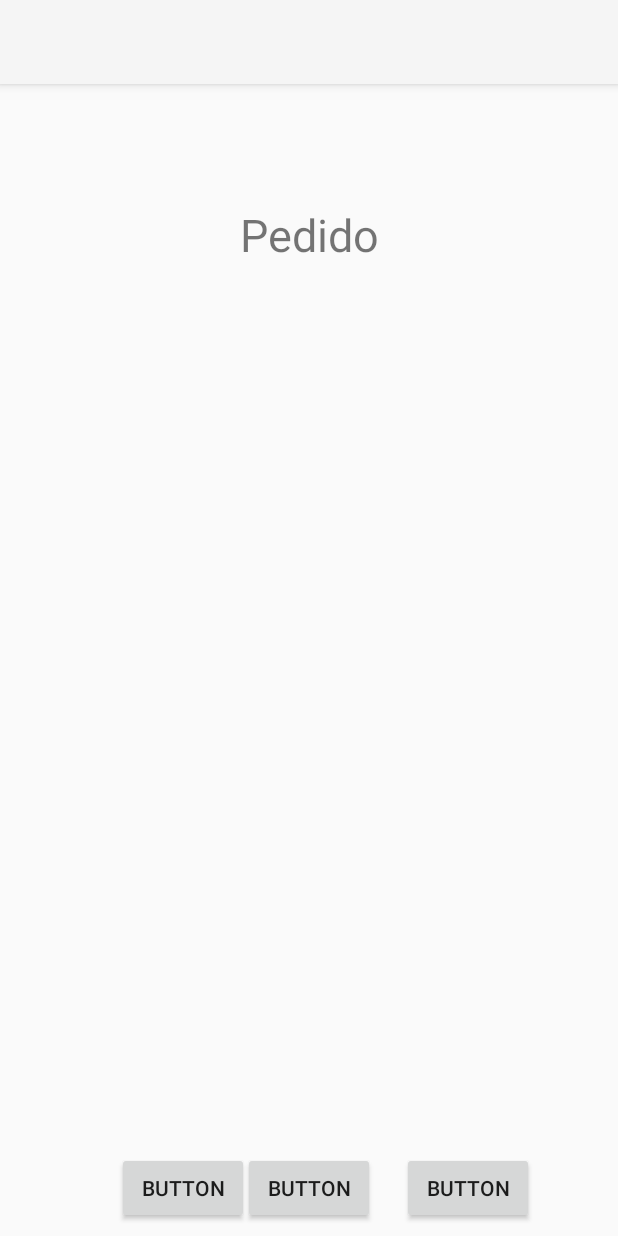
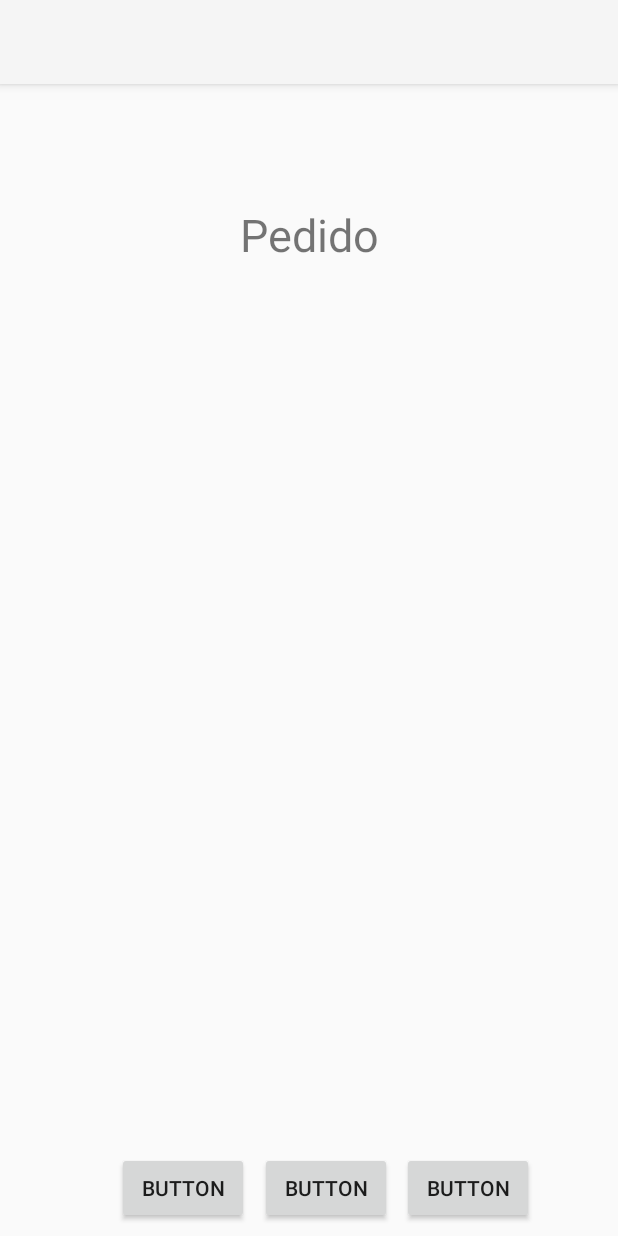
Before and after one commit to michelebenvenuto/Laboratorio-2-Menu, an Android app: the PedidoActivity screen opened directly, with no data from a screen before it, on a phone screen of 412 x 824 dp. Run offline under Robolectric (Android 15) with nearby library versions, the phone set to English and light mode, and no system bars.

```diff
--- a/app/src/main/res/layout/activity_main.xml
+++ b/app/src/main/res/layout/activity_main.xml
@@ -24,7 +24,7 @@
             app:layout_constraintTop_toTopOf="parent" app:layout_constraintVertical_bias="0.782"
             android:layout_marginEnd="8dp" app:layout_constraintEnd_toEndOf="parent" android:layout_marginRight="8dp"
             android:layout_marginStart="8dp" app:layout_constraintStart_toStartOf="parent"
-            android:layout_marginLeft="8dp"/>
+            android:layout_marginLeft="8dp" android:onClick="showMenu"/>
     <Button
             android:text="Mostrar Pedido"
             android:layout_width="wrap_content"
@@ -33,7 +33,7 @@
             android:layout_marginRight="8dp" app:layout_constraintStart_toStartOf="parent"
             android:layout_marginLeft="8dp" android:layout_marginStart="8dp" android:layout_marginTop="8dp"
             app:layout_constraintTop_toBottomOf="@+id/ShowMenuButton" android:layout_marginBottom="8dp"
-            app:layout_constraintBottom_toBottomOf="parent"/>
+            app:layout_constraintBottom_toBottomOf="parent" android:onClick="showOrder"/>
     <TextView
             android:textSize="30dp"
             android:text="Macdonalds"
--- a/app/src/main/res/layout/activity_pedido.xml
+++ b/app/src/main/res/layout/activity_pedido.xml
@@ -53,7 +53,8 @@
             android:id="@+id/button5"
             app:layout_constraintTop_toBottomOf="@+id/_dynamic" android:layout_marginBottom="8dp"
             app:layout_constraintBottom_toBottomOf="parent" app:layout_constraintVertical_bias="0.75"
-            app:layout_constraintEnd_toEndOf="parent" android:layout_marginEnd="8dp" android:layout_marginRight="8dp"
-            app:layout_constraintStart_toStartOf="parent" android:layout_marginLeft="8dp"
-            android:layout_marginStart="8dp"/>
+            android:layout_marginEnd="8dp" android:layout_marginRight="8dp"
+            android:layout_marginLeft="8dp"
+            android:layout_marginStart="8dp" app:layout_constraintStart_toEndOf="@+id/button"
+            app:layout_constraintEnd_toStartOf="@+id/button4"/>
 </android.support.constraint.ConstraintLayout>
```
Also changed, not shown: app/src/main/java/com/example/hp/myapplication/MainActivity.kt (+8 -0 lines).
